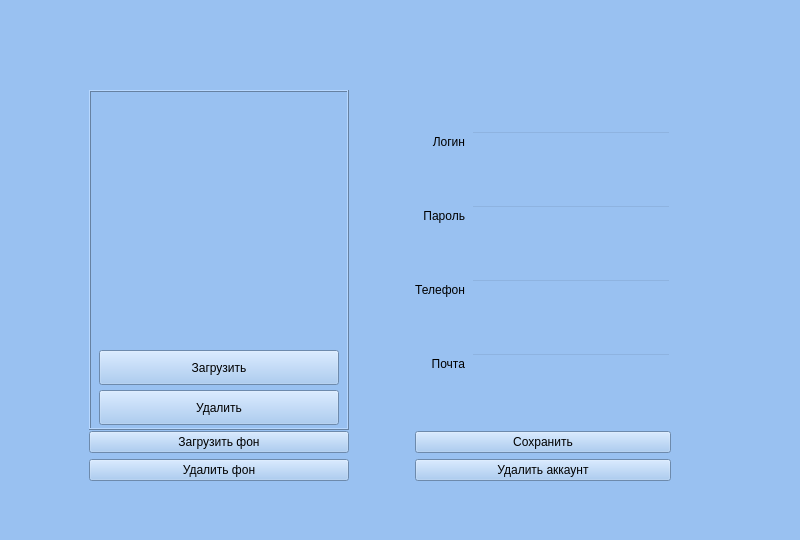
Qt form Client/Form/account_info_widget.ui (Twelve-cloud/SlServicesApp) before a commit.
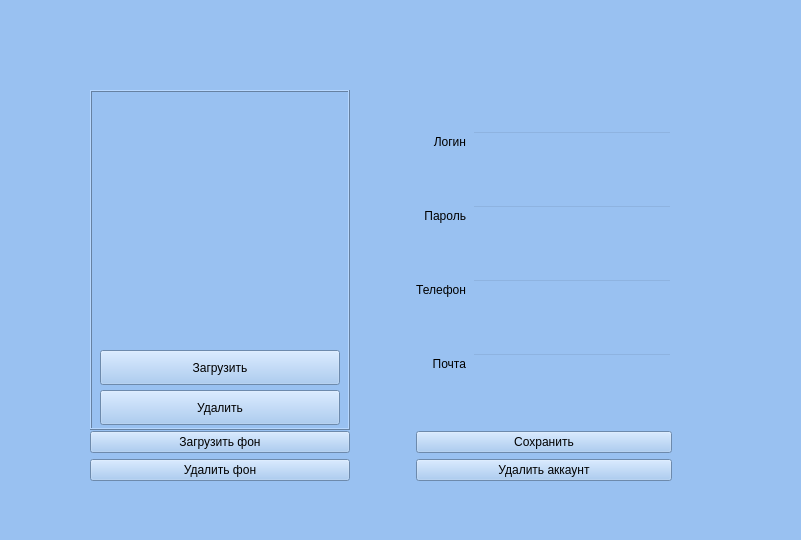
The same form after that commit.

Diff of the .ui file:
```diff
--- a/Client/Form/account_info_widget.ui
+++ b/Client/Form/account_info_widget.ui
@@ -6,7 +6,7 @@
    <rect>
     <x>0</x>
     <y>0</y>
-    <width>800</width>
+    <width>801</width>
     <height>540</height>
    </rect>
   </property>
```
